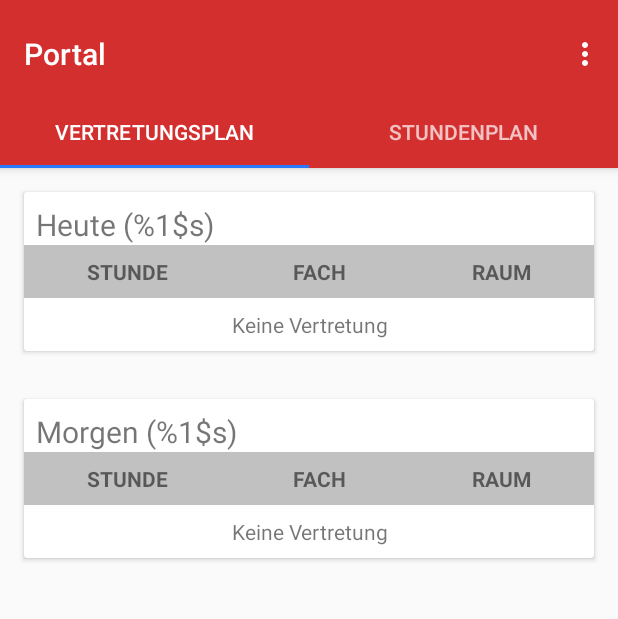
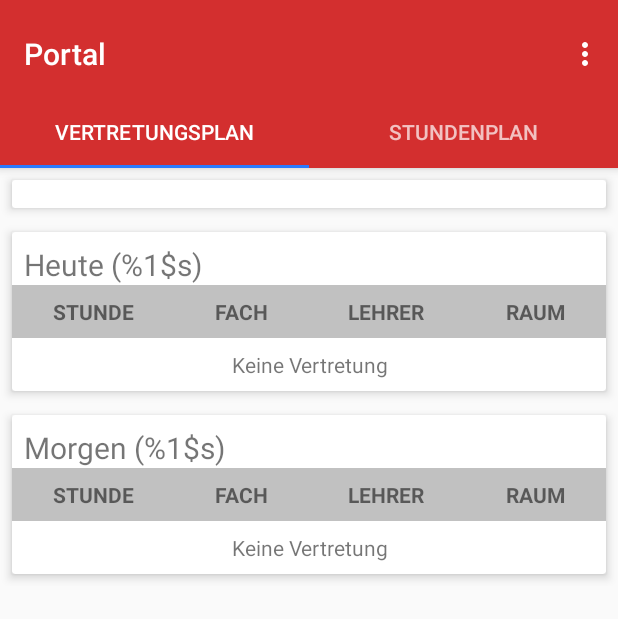
Before and after one commit to DeepSpaceDev/WGS-App, an Android app: the RepresentationFragment screen opened directly, with no data from a screen before it, on a phone screen of 412 x 824 dp. Shown: the top 619 px of the screen. Run offline under Robolectric (Android 15) with nearby library versions, the phone set to English and light mode, and no system bars; 17 statements that could not run were skipped.

Commit message:
Design & name/update time

```diff
--- a/app/src/main/java/onl/deepspace/wgs/Helper.java
+++ b/app/src/main/java/onl/deepspace/wgs/Helper.java
@@ -40,6 +40,7 @@ public class Helper {
             case "KU": id = R.string.arts; break;
             case "PSY": id = R.string.psychology; break;
             case "BCP": id = R.string.bioChemPrak; break;
+            case "ROB": id = R.string.robotic; break;
             case "IM": id = R.string.intMaths; break;
             case "ID": id = R.string.intGerman; break;
             case "IE": id = R.string.intEnglish; break;
--- a/app/src/main/res/layout/fragment_representation.xml
+++ b/app/src/main/res/layout/fragment_representation.xml
@@ -1,4 +1,10 @@
 <?xml version="1.0" encoding="utf-8"?>
+<ScrollView
+    xmlns:android="http://schemas.android.com/apk/res/android"
+    xmlns:tools="http://schemas.android.com/tools"
+    android:layout_width="match_parent"
+    android:layout_height="match_parent"
+    tools:context="onl.deepspace.wgs.RepräsentationFragment">
     <LinearLayout
         xmlns:android="http://schemas.android.com/apk/res/android"
         android:layout_width="match_parent"
@@ -10,10 +16,33 @@
             android:layout_width="match_parent"
             android:layout_height="wrap_content"
             android:layout_gravity="center_horizontal"
-        android:layout_margin="@dimen/activity_vertical_margin"
+            android:layout_margin="@dimen/card_margin"
+            android:orientation="horizontal"
+            android:padding="8dp"
+            card_view:cardElevation="4dp">
+            <TextView
+                android:id="@+id/studentName"
+                android:textSize="13sp"
+                android:layout_width="wrap_content"
+                android:layout_height="wrap_content"/>
+            <TextView
+                android:id="@+id/updated"
+                android:layout_gravity="end"
+                android:textSize="12sp"
+                android:layout_width="wrap_content"
+                android:layout_height="wrap_content"/>
+        </android.support.v7.widget.CardView>
+        <android.support.v7.widget.CardView
+            xmlns:android="http://schemas.android.com/apk/res/android"
+            xmlns:card_view="http://schemas.android.com/apk/res-auto"
+            android:layout_width="match_parent"
+            android:layout_height="wrap_content"
+            android:layout_gravity="center_horizontal"
+            android:layout_margin="@dimen/card_margin"
             android:orientation="horizontal"
             android:paddingTop="8dp"
-        card_view:cardElevation="4">
+            android:paddingBottom="8dp"
+            card_view:cardElevation="4dp">
             <LinearLayout
                 android:layout_width="match_parent"
                 android:layout_height="wrap_content"
@@ -31,12 +60,12 @@
                     android:id="@+id/representationsToday"
                     android:layout_width="match_parent"
                     android:layout_height="wrap_content"
-                android:stretchColumns="3"
+                    android:stretchColumns="4"
                     android:gravity="center">
                     <TableRow
                         android:background="@color/darkergrey"
                         android:gravity="center"
-                    android:weightSum="3">
+                        android:weightSum="4">
                         <TextView
                             android:text="@string/lesson"
                             android:textAllCaps="true"
@@ -52,6 +81,13 @@
                             android:gravity="center"
                             android:layout_weight="1"/>
                         <TextView
+                            android:text="@string/teacher"
+                            android:textAllCaps="true"
+                            android:textStyle="bold"
+                            android:padding="8dp"
+                            android:gravity="center"
+                            android:layout_weight="1"/>
+                        <TextView
                             android:text="@string/room"
                             android:textAllCaps="true"
                             android:textStyle="bold"
@@ -59,7 +95,6 @@
                             android:gravity="center"
                             android:layout_weight="1"/>
                     </TableRow>
-
                 </TableLayout>
                 <TextView
                     android:id="@+id/noToday"
@@ -76,10 +111,11 @@
             android:layout_width="match_parent"
             android:layout_height="wrap_content"
             android:layout_gravity="center_horizontal"
-        android:layout_margin="@dimen/activity_vertical_margin"
+            android:layout_margin="@dimen/card_margin"
             android:orientation="horizontal"
             android:paddingTop="8dp"
-        card_view:cardElevation="4">
+            android:paddingBottom="8dp"
+            card_view:cardElevation="4dp">
             <LinearLayout
                 android:layout_width="match_parent"
                 android:layout_height="wrap_content"
@@ -96,12 +132,12 @@
                     android:id="@+id/representationsTomorrow"
                     android:layout_width="match_parent"
                     android:layout_height="wrap_content"
-                android:stretchColumns="6"
+                    android:stretchColumns="4"
                     android:gravity="center">
                     <TableRow
                         android:background="@color/darkergrey"
                         android:gravity="center"
-                    android:weightSum="3">
+                        android:weightSum="4">
                         <TextView
                             android:text="@string/lesson"
                             android:textAllCaps="true"
@@ -111,6 +147,13 @@
                             android:layout_weight="1"/>
                         <TextView
                             android:text="@string/subject"
+                            android:textAllCaps="true"
+                            android:textStyle="bold"
+                            android:padding="8dp"
+                            android:gravity="center"
+                            android:layout_weight="1"/>
+                        <TextView
+                            android:text="@string/teacher"
                             android:textAllCaps="true"
                             android:textStyle="bold"
                             android:padding="8dp"
@@ -135,3 +178,4 @@
             </LinearLayout>
         </android.support.v7.widget.CardView>
     </LinearLayout>
+</ScrollView>
--- a/app/src/main/res/layout/fragment_timetable.xml
+++ b/app/src/main/res/layout/fragment_timetable.xml
@@ -12,10 +12,11 @@
         android:layout_width="match_parent"
         android:layout_height="wrap_content"
         android:layout_gravity="center_horizontal"
-        android:layout_margin="@dimen/activity_vertical_margin"
+        android:layout_margin="@dimen/card_margin"
         android:orientation="vertical"
         android:paddingTop="8dp"
-        card_view:cardElevation="4">
+        android:paddingBottom="8dp"
+        card_view:cardElevation="4dp">
 
         <TableLayout
             android:id="@+id/timetable"
--- a/app/src/main/res/values-w1200dp/strings.xml
+++ b/app/src/main/res/values-w1200dp/strings.xml
@@ -43,7 +43,7 @@
     <string name="arts">Kunst</string>
     <string name="psychology">Psychology</string>
     <string name="bioChemPrak">Biol. - chem. Praktikum</string>
-
+    <string name="robotic">Robotic</string>
 
     <string name="intMaths">Intensivierung Mathe</string>
     <string name="intGerman">Intensivierung Deutsch</string>
--- a/app/src/main/res/values-w820dp/dimens.xml
+++ b/app/src/main/res/values-w820dp/dimens.xml
@@ -3,4 +3,5 @@
          (such as screen margins) for screens with more than 820dp of available width. This
          would include 7" and 10" devices in landscape (~960dp and ~1280dp respectively). -->
     <dimen name="activity_horizontal_margin">64dp</dimen>
+    <dimen name="card_margin">16dp</dimen>
 </resources>
--- a/app/src/main/res/values/dimens.xml
+++ b/app/src/main/res/values/dimens.xml
@@ -4,4 +4,5 @@
     <dimen name="activity_vertical_margin">16dp</dimen>
     <dimen name="fab_margin">16dp</dimen>
     <dimen name="appbar_padding_top">8dp</dimen>
+    <dimen name="card_margin">8dp</dimen>
 </resources>
--- a/app/src/main/res/values/strings.xml
+++ b/app/src/main/res/values/strings.xml
@@ -57,6 +57,7 @@
     <string name="arts">Ku</string>
     <string name="psychology">Psy</string>
     <string name="bioChemPrak">BCP</string>
+    <string name="robotic">Rob</string>
 
     <string name="intMaths">IM</string>
     <string name="intGerman">ID</string>
@@ -72,4 +73,5 @@
     <string name="lesson">Stunde</string>
     <string name="subject">Fach</string>
     <string name="room">Raum</string>
+    <string name="teacher">Lehrer</string>
 </resources>
```
Also changed, not shown: app/src/main/java/onl/deepspace/wgs/RepresentationFragment.java (+21 -6 lines). Lines whose indentation alone changed are shown as unchanged.
